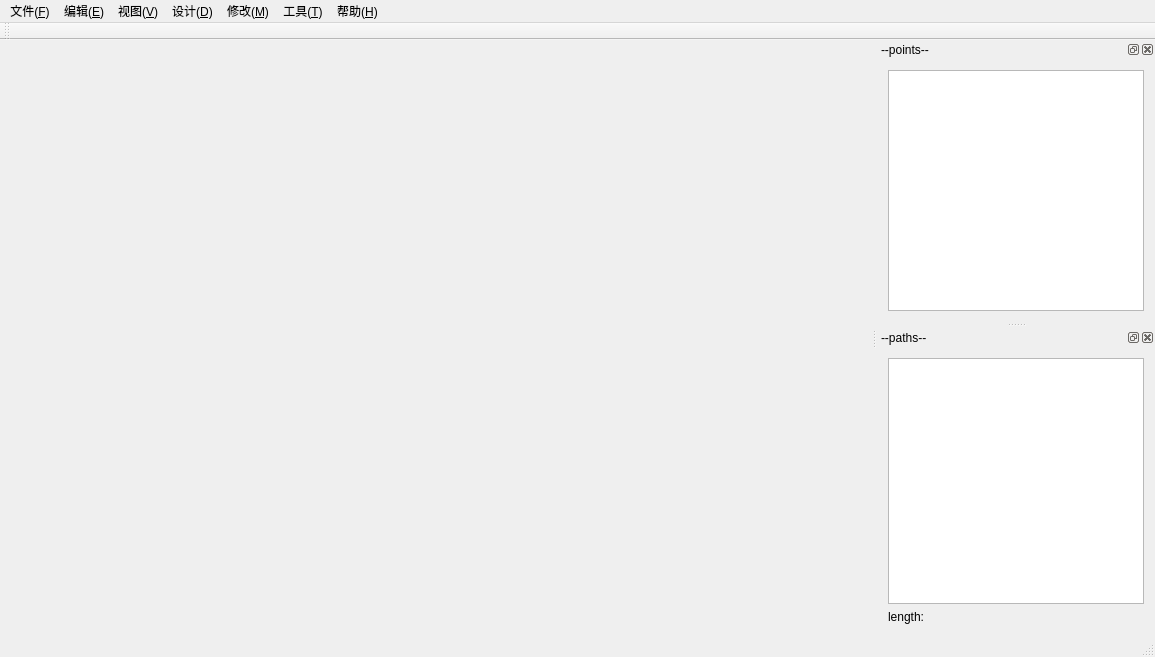
Old version of the form mainwindow.ui in the repository wushuangabao/ClothingPatternDesignSystem.
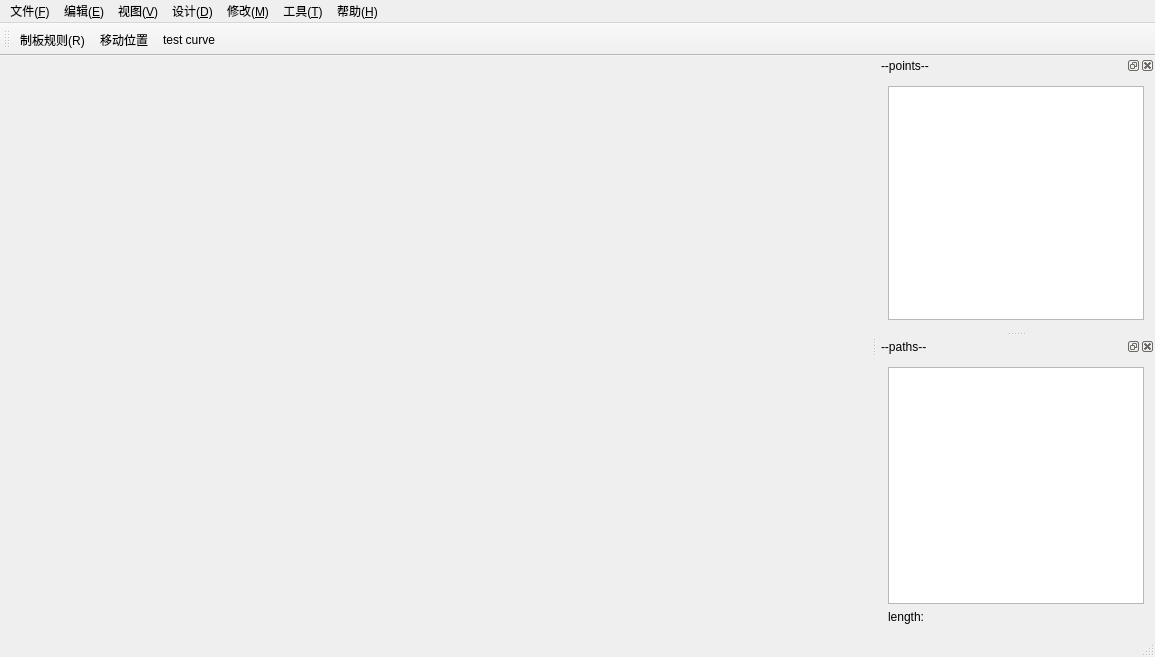
New version of the form.

The edit to the form file:
```diff
--- a/mainwindow.ui
+++ b/mainwindow.ui
@@ -131,6 +131,9 @@
    <attribute name="toolBarBreak">
     <bool>false</bool>
    </attribute>
+   <addaction name="action_Rule"/>
+   <addaction name="action_MovePath"/>
+   <addaction name="actiontest_curve"/>
   </widget>
   <widget class="QStatusBar" name="statusBar"/>
   <widget class="QDockWidget" name="dockPointData">
@@ -416,6 +419,11 @@
     <string>界面风格</string>
    </property>
   </action>
+  <action name="action_MovePath">
+   <property name="text">
+    <string>移动位置</string>
+   </property>
+  </action>
  </widget>
  <layoutdefault spacing="6" margin="11"/>
  <resources/>
```
Left out of the diff: 2 changed lines with no effect on the pictures.
